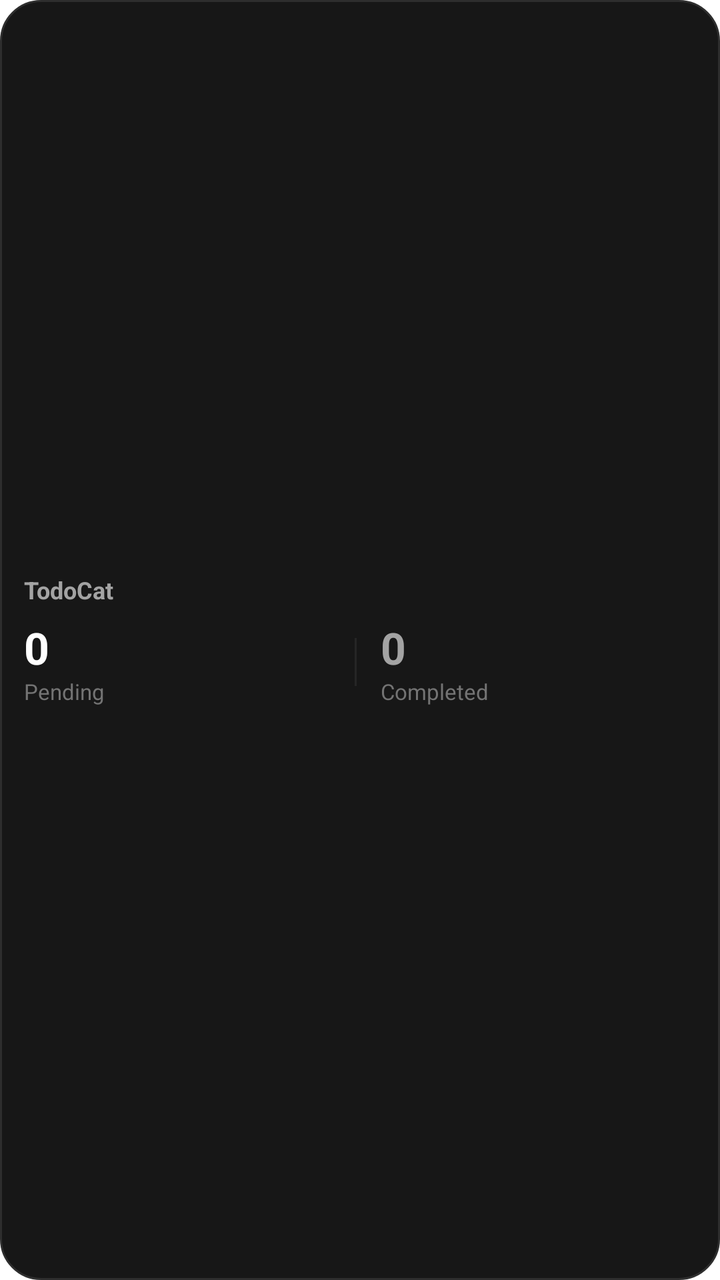
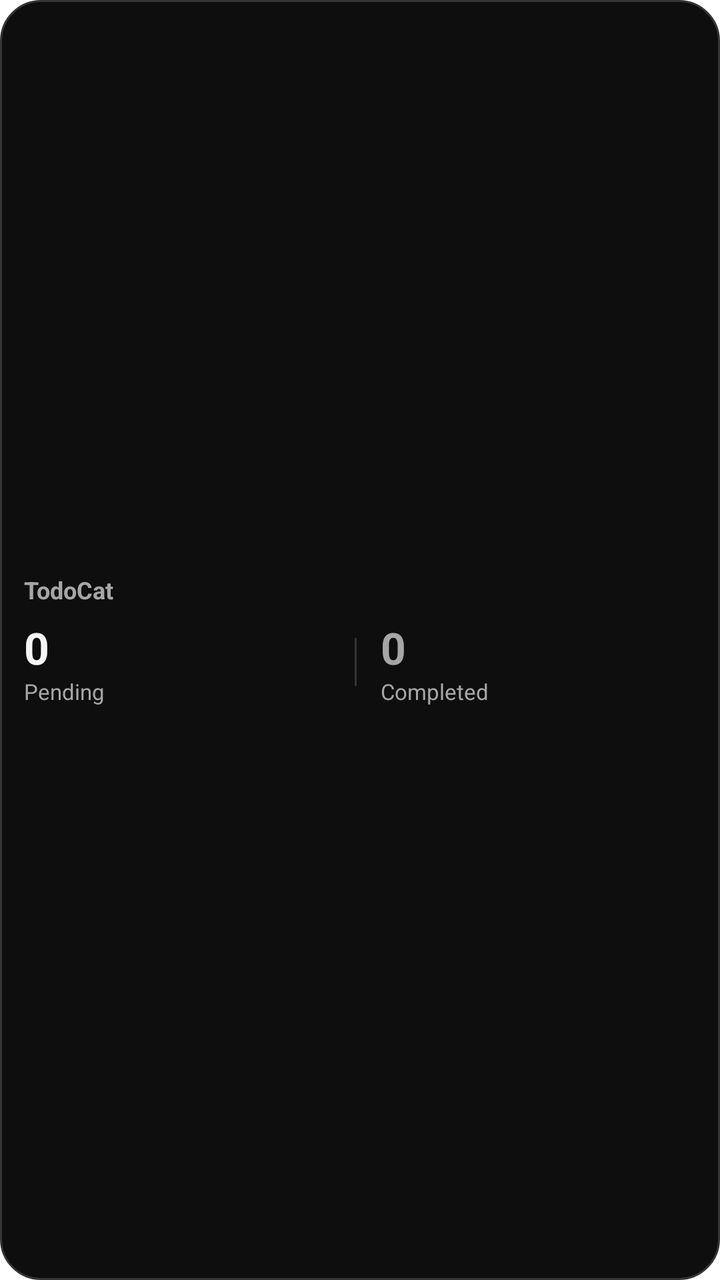

An Android layout rendered at two revisions. The XML below is the earlier revision; the diff shows what the commit changed to produce the second picture.
<!-- AndroidManifest.xml: fallback theme Theme.MaterialComponents.DayNight.NoActionBar -->
<!-- res/layout/todocat_widget_small.xml -->
<?xml version="1.0" encoding="utf-8"?>
<LinearLayout xmlns:android="http://schemas.android.com/apk/res/android"
    android:id="@+id/widget_small_root"
    android:layout_width="match_parent"
    android:layout_height="match_parent"
    android:background="@drawable/widget_background"
    android:gravity="center_vertical"
    android:orientation="vertical"
    android:padding="12dp">

    
    <TextView
        android:layout_width="match_parent"
        android:layout_height="wrap_content"
        android:text="TodoCat"
        android:textColor="#A3A3A3"
        android:textSize="12sp"
        android:textStyle="bold" />

    
    <LinearLayout
        android:layout_width="match_parent"
        android:layout_height="wrap_content"
        android:layout_marginTop="6dp"
        android:gravity="center_vertical"
        android:orientation="horizontal">

        
        <LinearLayout
            android:layout_width="0dp"
            android:layout_height="wrap_content"
            android:layout_weight="1"
            android:orientation="vertical">

            <TextView
                android:id="@+id/widget_count_pending"
                android:layout_width="wrap_content"
                android:layout_height="wrap_content"
                android:text="0"
                android:textColor="#FFFFFF"
                android:textSize="22sp"
                android:textStyle="bold" />

            <TextView
                android:layout_width="wrap_content"
                android:layout_height="wrap_content"
                android:text="Pending"
                android:textColor="#737373"
                android:textSize="11sp" />
        </LinearLayout>

        
        <View
            android:layout_width="1dp"
            android:layout_height="24dp"
            android:layout_marginStart="8dp"
            android:layout_marginEnd="12dp"
            android:background="#262626" />

        
        <LinearLayout
            android:layout_width="0dp"
            android:layout_height="wrap_content"
            android:layout_weight="1"
            android:orientation="vertical">

            <TextView
                android:id="@+id/widget_count_completed"
                android:layout_width="wrap_content"
                android:layout_height="wrap_content"
                android:text="0"
                android:textColor="#A3A3A3"
                android:textSize="22sp"
                android:textStyle="bold" />

            <TextView
                android:layout_width="wrap_content"
                android:layout_height="wrap_content"
                android:text="Completed"
                android:textColor="#737373"
                android:textSize="11sp" />
        </LinearLayout>
    </LinearLayout>

</LinearLayout>
<!-- resources referenced by this layout -->
<resources>
  <!-- drawable widget_background (drawable) -->
  <?xml version="1.0" encoding="utf-8"?>
  <shape xmlns:android="http://schemas.android.com/apk/res/android">
      <solid android:color="#171717"/>
      <stroke android:width="1dp" android:color="#2E2E2E"/>
      <corners android:radius="20dp"/>
  </shape>
</resources>

<!-- the commit's change to res/layout/todocat_widget_small.xml (unified diff, before → after) -->
@@ -13,7 +13,7 @@
         android:layout_width="match_parent"
         android:layout_height="wrap_content"
         android:text="TodoCat"
-        android:textColor="#A3A3A3"
+        android:textColor="#A6A6A6"
         android:textSize="12sp"
         android:textStyle="bold" />
 
@@ -37,7 +37,7 @@
                 android:layout_width="wrap_content"
                 android:layout_height="wrap_content"
                 android:text="0"
-                android:textColor="#FFFFFF"
+                android:textColor="#F5F5F5"
                 android:textSize="22sp"
                 android:textStyle="bold" />
 
@@ -45,7 +45,7 @@
                 android:layout_width="wrap_content"
                 android:layout_height="wrap_content"
                 android:text="Pending"
-                android:textColor="#737373"
+                android:textColor="#A6A6A6"
                 android:textSize="11sp" />
         </LinearLayout>
 
@@ -55,7 +55,7 @@
             android:layout_height="24dp"
             android:layout_marginStart="8dp"
             android:layout_marginEnd="12dp"
-            android:background="#262626" />
+            android:background="#353535" />
 
         
         <LinearLayout
@@ -69,7 +69,7 @@
                 android:layout_width="wrap_content"
                 android:layout_height="wrap_content"
                 android:text="0"
-                android:textColor="#A3A3A3"
+                android:textColor="#A6A6A6"
                 android:textSize="22sp"
                 android:textStyle="bold" />
 
@@ -77,7 +77,7 @@
                 android:layout_width="wrap_content"
                 android:layout_height="wrap_content"
                 android:text="Completed"
-                android:textColor="#737373"
+                android:textColor="#A6A6A6"
                 android:textSize="11sp" />
         </LinearLayout>
     </LinearLayout>
<!-- resource entries referenced after the edit -->
@@ -3,8 +3,8 @@
   <!-- drawable widget_background (drawable) -->
   <?xml version="1.0" encoding="utf-8"?>
   <shape xmlns:android="http://schemas.android.com/apk/res/android">
-      <solid android:color="#171717"/>
-      <stroke android:width="1dp" android:color="#2E2E2E"/>
+      <solid android:color="#0E0E0E"/>
+      <stroke android:width="1dp" android:color="#353535"/>
       <corners android:radius="20dp"/>
   </shape>
 </resources>
